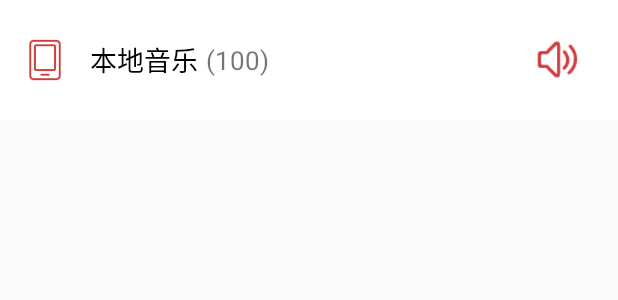
After one commit to guanzhongliu/NeteaseCloudMusic, an Android app: the layout local_service.xml on its own in the app's theme, with its tools: preview values and no code run, on a phone screen of 412 x 824 dp. The commit adds this screen. Shown: the top 300 px of the screen. Run offline under Robolectric (Android 15) with nearby library versions, the phone set to English and light mode, and no system bars.

```diff
--- a/app/src/main/java/com/twt/lgz/neteasecloudmusic/model/DataBase.kt
+++ b/app/src/main/java/com/twt/lgz/neteasecloudmusic/model/DataBase.kt
@@ -2,7 +2,6 @@ package com.twt.lgz.neteasecloudmusic.model
 
 import android.content.SharedPreferences
 import com.twt.lgz.neteasecloudmusic.model.Bean.LoginBean
-import com.twt.lgz.neteasecloudmusic.model.Bean.MyPlaylistBean
 
 object DataBase {
     fun dataUpdate(share: SharedPreferences, loginBean: LoginBean, phone: String, pwd: String) {
--- a/app/src/main/java/com/twt/lgz/neteasecloudmusic/model/Status.kt
+++ b/app/src/main/java/com/twt/lgz/neteasecloudmusic/model/Status.kt
@@ -3,5 +3,5 @@ package com.twt.lgz.neteasecloudmusic.model
 enum class Status {
     Success,
     ERROR,
-    unmatched
+    UNMATCHED
 }
--- a/app/src/main/java/com/twt/lgz/neteasecloudmusic/netservice/NetService.kt
+++ b/app/src/main/java/com/twt/lgz/neteasecloudmusic/netservice/NetService.kt
@@ -14,7 +14,7 @@ object NetService {
             try {
                 val loginDataBean = call.execute().body()
                 if (loginDataBean == null)
-                    logData(Status.unmatched, null)
+                    logData(Status.UNMATCHED, null)
                 else
                     logData(Status.Success, loginDataBean)
             } catch (e: Exception) {
@@ -37,7 +37,7 @@ object NetService {
             try {
                 val myPlaylistBean = call.execute().body()
                 if (myPlaylistBean == null)
-                    playListData(Status.unmatched, null)
+                    playListData(Status.UNMATCHED, null)
                 else
                     playListData(Status.Success, myPlaylistBean)
             } catch (e: Exception) {
@@ -53,7 +53,7 @@ object NetService {
             try {
                 val listInfoBean = call.execute().body()
                 if (listInfoBean == null)
-                    ListData(Status.unmatched, null)
+                    ListData(Status.UNMATCHED, null)
                 else
                     ListData(Status.Success, listInfoBean)
             } catch (e: Exception) {
--- a/app/src/main/java/com/twt/lgz/neteasecloudmusic/view/LoginActivity.kt
+++ b/app/src/main/java/com/twt/lgz/neteasecloudmusic/view/LoginActivity.kt
@@ -46,7 +46,7 @@ class LoginActivity : AppCompatActivity() {
                                 startActivity<MainActivity>()
                                 finish()
                             }
-                            Status.unmatched -> Toast.makeText(
+                            Status.UNMATCHED -> Toast.makeText(
                                 this@LoginActivity,
                                 "密码错误",
                                 Toast.LENGTH_SHORT
--- /dev/null
+++ b/app/src/main/res/layout/local_service.xml
@@ -0,0 +1,52 @@
+<?xml version="1.0" encoding="utf-8"?>
+<RelativeLayout xmlns:android="http://schemas.android.com/apk/res/android"
+                xmlns:tools="http://schemas.android.com/tools"
+                android:layout_width="match_parent"
+                android:layout_height="80dp"
+                android:background="@color/white">
+
+    <View
+            android:layout_width="match_parent"
+            android:layout_height="match_parent"
+            android:background="?attr/selectableItemBackground" />
+
+    <ImageView
+            android:id="@+id/local_icon"
+            android:src="@drawable/music_icn_local"
+            android:layout_width="60dp"
+            android:layout_height="60dp"
+            android:layout_centerVertical="true"
+            android:scaleType="centerCrop" />
+
+    <TextView
+            android:id="@+id/title"
+            android:layout_width="wrap_content"
+            android:layout_height="wrap_content"
+            android:layout_centerVertical="true"
+            android:layout_toRightOf="@id/local_icon"
+            android:textColor="@color/black"
+            android:textSize="18sp"
+            tools:text="本地音乐" />
+
+    <TextView
+            android:id="@+id/count"
+            android:layout_width="wrap_content"
+            android:layout_height="wrap_content"
+            android:layout_centerVertical="true"
+            android:layout_marginLeft="5dp"
+            android:layout_toRightOf="@id/title"
+            android:textSize="17sp"
+            tools:text="(100)" />
+
+    <ImageView
+            android:id="@+id/local_speaker"
+            android:layout_width="30dp"
+            android:layout_height="30dp"
+            android:layout_alignParentRight="true"
+            android:layout_centerVertical="true"
+            android:layout_marginRight="25dp"
+            android:src="@drawable/speaker"
+            android:visibility="gone"
+            tools:visibility="visible" />
+
+</RelativeLayout>
--- a/app/src/main/res/values/colors.xml
+++ b/app/src/main/res/values/colors.xml
@@ -9,7 +9,7 @@
     <color name="black">#000000</color>
     <color name="white">#FFFFFF</color>
     <color name="darkgray">#808080</color>
-    <color name="themeColor">#ffce3d3a</color>
+    <color name="themeColor">#FF0000</color>
     <color name="listTextColor">#ff333333</color>
     <color name="smallRed">#faebeb</color>
     <color name="theme_color_common_section">#ffe6e8e9</color>
```
Also changed, not shown: app/src/main/java/com/twt/lgz/neteasecloudmusic/model/Items.kt (+133 -64 lines), app/src/main/java/com/twt/lgz/neteasecloudmusic/view/MainActivity.kt (+9 -3 lines), app/src/main/java/com/twt/lgz/neteasecloudmusic/view/PlaylistActivity.kt (+4 -7 lines), app/src/main/res/layout/activity_main.xml (+7 -7 lines), app/src/main/res/layout/playlist_info.xml (+5 -3 lines), app/src/main/res/layout/song_info.xml (+21 -10 lines), app/src/main/res/layout/song_play_all.xml (added, +58 -0 lines), app/src/main/res/drawable/lay_icn_play.png (added), app/src/main/res/drawable/list_icn_mng.png (added), app/src/main/res/drawable/music_icn_artist.png (added), app/src/main/res/drawable/music_icn_dj.png (added), app/src/main/res/drawable/music_icn_dld.png (added), app/src/main/res/drawable/music_icn_local.png (added).
